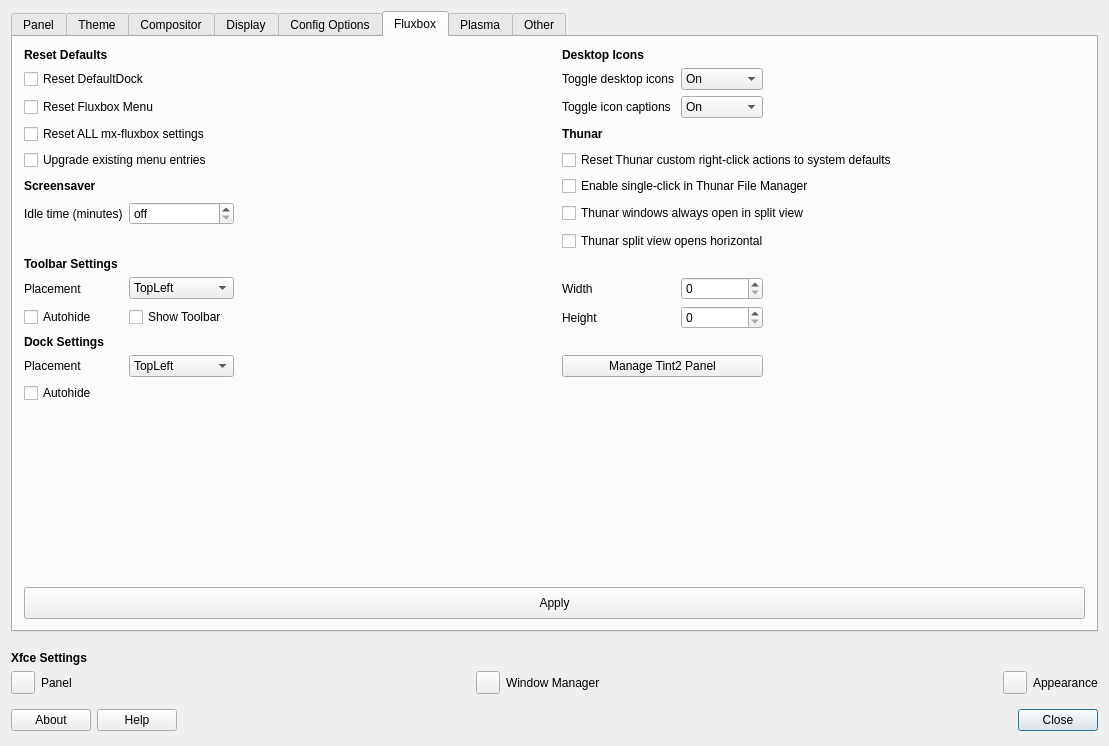
Above: defaultlook.ui from MX-Linux/mx-tweak before the change. Below: the same form after it.
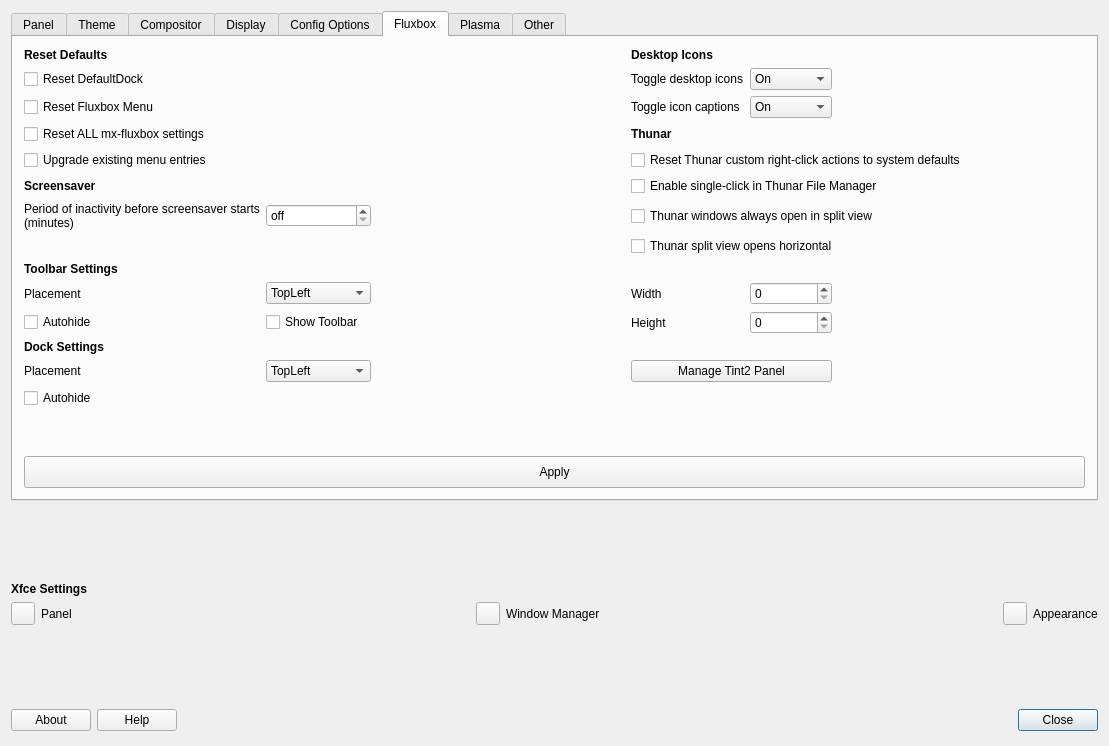
That is the form after the change. Icons and pictures are not drawn.

Diff of the .ui file:
```diff
--- a/defaultlook.ui
+++ b/defaultlook.ui
@@ -1587,13 +1587,6 @@
            </property>
           </widget>
          </item>
-         <item row="6" column="0">
-          <widget class="QLabel" name="label_34">
-           <property name="text">
-            <string extracomment="set the time before screensaver screen blank occurs">Idle time (minutes)</string>
-           </property>
-          </widget>
-         </item>
          <item row="5" column="0">
           <widget class="QLabel" name="label_27">
            <property name="text">
@@ -1691,6 +1684,16 @@
            </property>
           </widget>
          </item>
+         <item row="6" column="0">
+          <widget class="QLabel" name="label_34">
+           <property name="text">
+            <string extracomment="set the time of inactivity  before screensaver screen blank occurs">Period of inactivity before screensaver starts (minutes)</string>
+           </property>
+           <property name="wordWrap">
+            <bool>true</bool>
+           </property>
+          </widget>
+         </item>
         </layout>
        </item>
       </layout>
```
